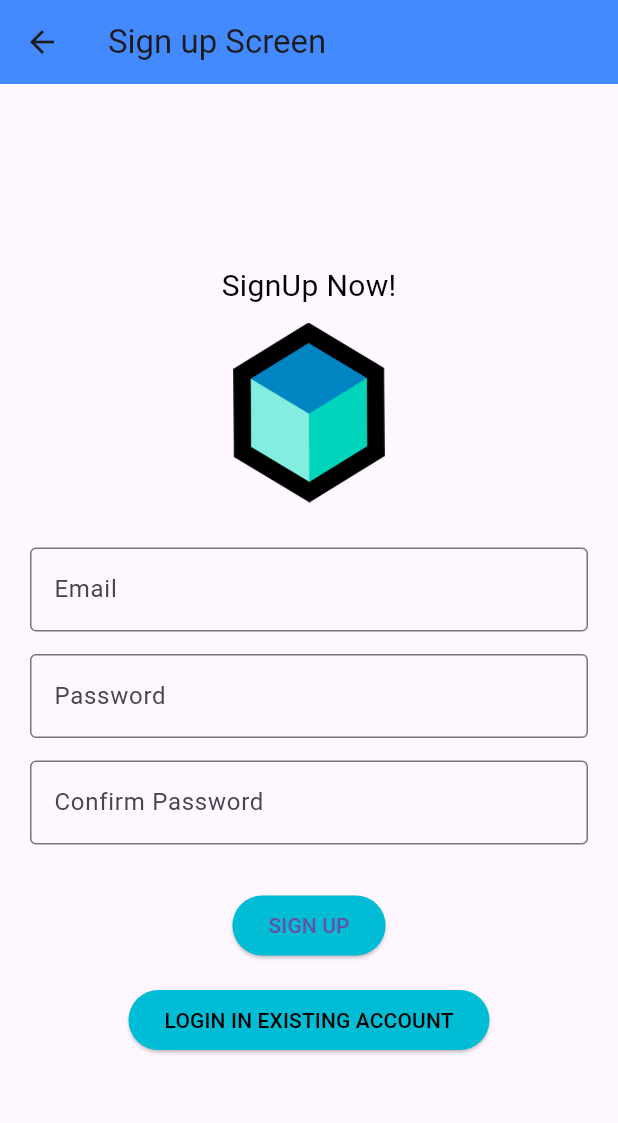
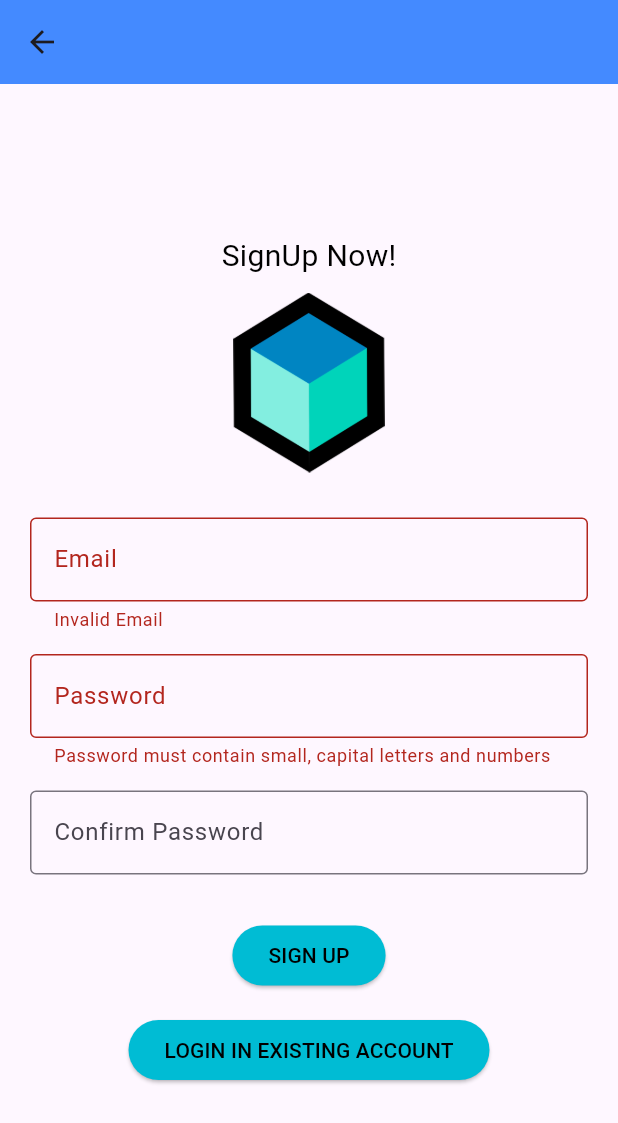
Before and after one commit to avni-7span/firebase_authentication_bloc, a Flutter app: the SignUpScreen screen opened by its route, after a tap on "SIGN UP", on a phone screen of 412 x 824 dp. Shown: the top 1123 px of the screen. Run offline on Flutter 3.47's test engine with Material 3 defaults, Android fonts, the phone set to English and light mode, and no system bars; our stand-ins replace auto_route, bloc, equatable, firebase_auth, firebase_core, flutter_bloc and 2 more; accounts and stored records are empty.

Commit message:
Login and SignUp with proper routing and validation

```diff
--- a/lib/login_cubit/login_cubit.dart
+++ b/lib/login_cubit/login_cubit.dart
@@ -1,4 +1,4 @@
-import 'package:bloc/bloc.dart';
+import 'package:flutter_bloc/flutter_bloc.dart';
 import 'package:equatable/equatable.dart';
 import 'package:firebasebloc/authentication_repository/authentication_repository.dart';
 import 'package:firebasebloc/formz_validators/email.dart';
@@ -32,14 +32,26 @@ class LoginCubit extends Cubit<LoginState> {
   }
 
   Future onLogin() async {
+    final email = Email.dirty(state.email.value);
+    final password = Password.dirty(state.password.value);
+    emit(
+      state.copyWith(
+        email: email,
+        password: password,
+        isValid: Formz.validate([email, password]),
+      ),
+    );
     if (!state.isValid) return;
+    if (state.isValid) {
       emit(state.copyWith(status: FormzSubmissionStatus.inProgress));
       try {
         await _authenticationRepository.logInWithEmailAndPassword(
             email: state.email.value, password: state.password.value);
+        emit(state.copyWith(status: FormzSubmissionStatus.success));
       } on LogInWithEmailAndPasswordFailure catch (e) {
         emit(state.copyWith(
             errorMessage: e.message, status: FormzSubmissionStatus.failure));
       }
     }
   }
+}
--- a/lib/screens/sign_up_screen.dart
+++ b/lib/screens/sign_up_screen.dart
@@ -11,18 +11,24 @@ class SignUpScreen extends StatelessWidget implements AutoRouteWrapper {
   const SignUpScreen({super.key});
 
   @override
+  Widget wrappedRoute(BuildContext context) {
+    return BlocProvider(
+        create: (ctx) => SignUpCubit(AuthenticationRepository()), child: this);
+  }
+
+  @override
   Widget build(BuildContext context) {
     return Scaffold(
       appBar: AppBar(
-        title: const Text('Sign up Screen'),
         backgroundColor: Colors.blueAccent,
       ),
       body: BlocListener<SignUpCubit, SignUpState>(
         listenWhen: (previous, current) => previous.status != current.status,
         listener: (context, state) {
           if (state.status.isSuccess) {
-            context.pushRoute(const ProfileRoute());
-          } else if (state.status.isFailure) {
+            context.replaceRoute(const ProfileRoute());
+          }
+          if (state.status.isFailure) {
             ScaffoldMessenger.of(context)
               ..hideCurrentSnackBar
               ..showSnackBar(
@@ -36,6 +42,7 @@ class SignUpScreen extends StatelessWidget implements AutoRouteWrapper {
           child: SingleChildScrollView(
             child: Padding(
               padding: const EdgeInsets.only(left: 20, right: 20),
+              child: SafeArea(
                 child: Column(
                   mainAxisAlignment: MainAxisAlignment.center,
                   children: [
@@ -64,13 +71,8 @@ class SignUpScreen extends StatelessWidget implements AutoRouteWrapper {
             ),
           ),
         ),
+      ),
     );
-  }
-
-  @override
-  Widget wrappedRoute(BuildContext context) {
-    return BlocProvider(
-        create: (ctx) => SignUpCubit(AuthenticationRepository()), child: this);
   }
 }
 
@@ -155,7 +157,7 @@ class _SignupButton extends StatelessWidget {
   Widget build(BuildContext context) {
     return BlocBuilder<SignUpCubit, SignUpState>(
       builder: (context, state) {
-        return state.status.isInProgress
+        return state.status.isInProgress //|| state.isLoading
             ? const Center(
                 child: CircularProgressIndicator(),
               )
@@ -167,10 +169,11 @@ class _SignupButton extends StatelessWidget {
                     borderRadius: BorderRadius.circular(20),
                   ),
                 ),
-                onPressed: () {
-                  state.isValid ? context.read<SignUpCubit>().onSignUp() : null;
-                },
-                child: const Text('SIGN UP'),
+                onPressed: context.read<SignUpCubit>().onSignUp,
+                child: const Text(
+                  'SIGN UP',
+                  style: TextStyle(color: Colors.black),
+                ),
               );
       },
     );
@@ -190,12 +193,11 @@ class _LoginButton extends StatelessWidget {
           borderRadius: BorderRadius.circular(20),
         ),
       ),
-      onPressed: () => context.pushRoute(const LoginRoute()),
+      onPressed: () => context.replaceRoute(const LoginRoute()),
       child: const Text(
         'LOGIN IN EXISTING ACCOUNT',
         style: TextStyle(color: Colors.black),
       ),
     );
-    ;
   }
 }
--- a/lib/signup_cubit/sign_up_cubit.dart
+++ b/lib/signup_cubit/sign_up_cubit.dart
@@ -31,9 +31,8 @@ class SignUpCubit extends Cubit<SignUpState> {
     emit(
       state.copyWith(
         password: password,
-        // confirmedPassword: confirmedPassword,
-        isValid:
-            Formz.validate([password, state.confirmedPassword, state.email]),
+        confirmedPassword: confirmedPassword,
+        isValid: Formz.validate([password, confirmedPassword, state.email]),
       ),
     );
   }
@@ -44,21 +43,35 @@ class SignUpCubit extends Cubit<SignUpState> {
     emit(
       state.copyWith(
         confirmedPassword: confirmedPassword,
-        isValid: Formz.validate([state.password, confirmedPassword]),
+        isValid:
+            Formz.validate([state.password, confirmedPassword, state.email]),
       ),
     );
   }
 
-  Future onSignUp() async {
+  Future<void> onSignUp() async {
+    final email = Email.dirty(state.email.value);
+    final password = Password.dirty(state.password.value);
+    final confirmPassword = ConfirmedPassword.dirty(password: password.value);
+    emit(
+      state.copyWith(
+        email: email,
+        password: password,
+        isValid: Formz.validate([email, password, confirmPassword]),
+      ),
+    );
     if (!state.isValid) return;
+    if (state.isValid) {
       emit(
         state.copyWith(status: FormzSubmissionStatus.inProgress),
       );
       try {
+        emit(state.copyWith(isLoading: true));
         await _authenticationRepository.signUp(
             email: state.email.value, password: state.password.value);
         emit(
-        state.copyWith(status: FormzSubmissionStatus.success),
+          state.copyWith(
+              status: FormzSubmissionStatus.success, isLoading: false),
         );
       } on SignUpWithEmailAndPasswordFailure catch (e) {
         emit(
@@ -72,3 +85,4 @@ class SignUpCubit extends Cubit<SignUpState> {
       }
     }
   }
+}
--- a/lib/signup_cubit/sign_up_state.dart
+++ b/lib/signup_cubit/sign_up_state.dart
@@ -7,7 +7,8 @@ class SignUpState extends Equatable {
       this.confirmedPassword = const ConfirmedPassword.pure(),
       this.status = FormzSubmissionStatus.initial,
       this.errorMessage,
-      this.isValid = false});
+      this.isValid = false,
+      this.isLoading = false});
 
   final Email email;
   final Password password;
@@ -15,15 +16,16 @@ class SignUpState extends Equatable {
   final String? errorMessage;
   final FormzSubmissionStatus status;
   final bool isValid;
+  final bool isLoading;
 
-  SignUpState copyWith({
-    Email? email,
+  SignUpState copyWith(
+      {Email? email,
       Password? password,
       ConfirmedPassword? confirmedPassword,
       String? errorMessage,
       FormzSubmissionStatus? status,
       bool? isValid,
-  }) {
+      bool? isLoading}) {
     return SignUpState(
         email: email ?? this.email,
         password: password ?? this.password,
@@ -31,10 +33,10 @@ class SignUpState extends Equatable {
         errorMessage: errorMessage ?? this.errorMessage,
         status: status ?? this.status,
         isValid: isValid ?? this.isValid,
-    );
+        isLoading: isLoading ?? this.isLoading);
   }
 
   @override
   List<Object?> get props =>
-      [email, password, confirmedPassword, errorMessage, isValid];
+      [email, password, confirmedPassword, errorMessage, isValid, isLoading];
 }
--- a/pubspec.yaml
+++ b/pubspec.yaml
@@ -42,6 +42,7 @@ dependencies:
   firebase_auth: ^5.1.2
   cached: ^1.7.0
   formz: ^0.7.0
+  shared_preferences: ^2.2.3
 
 dev_dependencies:
   flutter_test:
```
Also changed, not shown: lib/screens/login_screen.dart (+50 -38 lines), lib/screens/profile_screen.dart (+6 -4 lines), lib/screens/splash_screen.dart (+5 -8 lines), pubspec.lock, 1 other file. Lines whose indentation alone changed are shown as unchanged.
